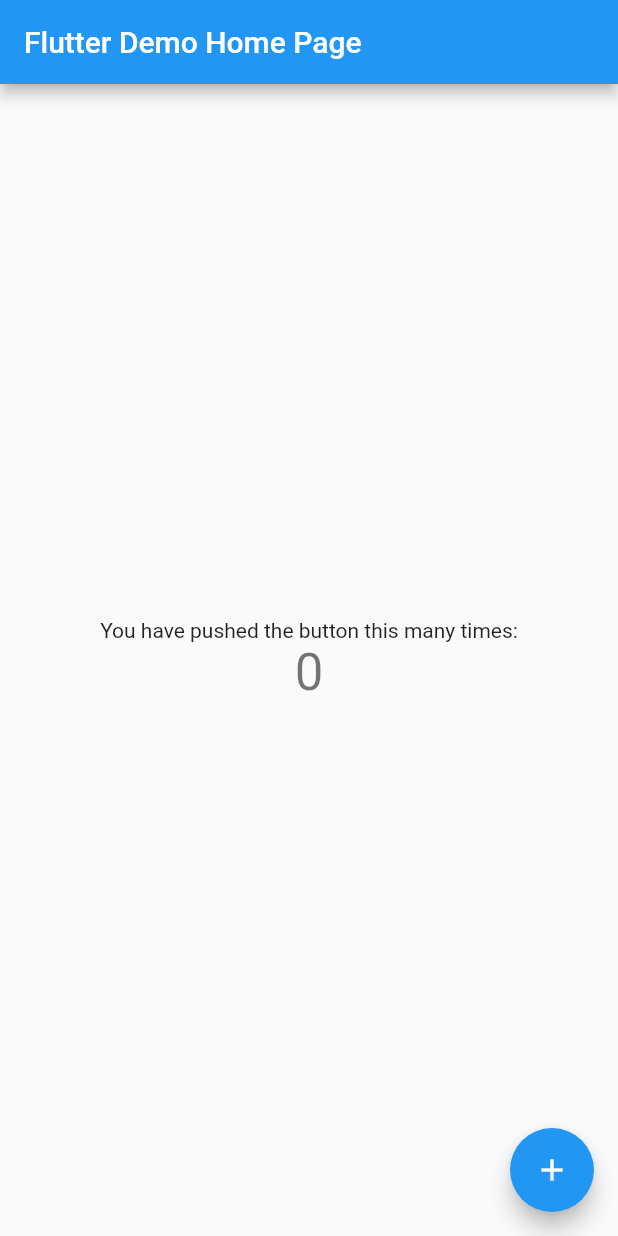
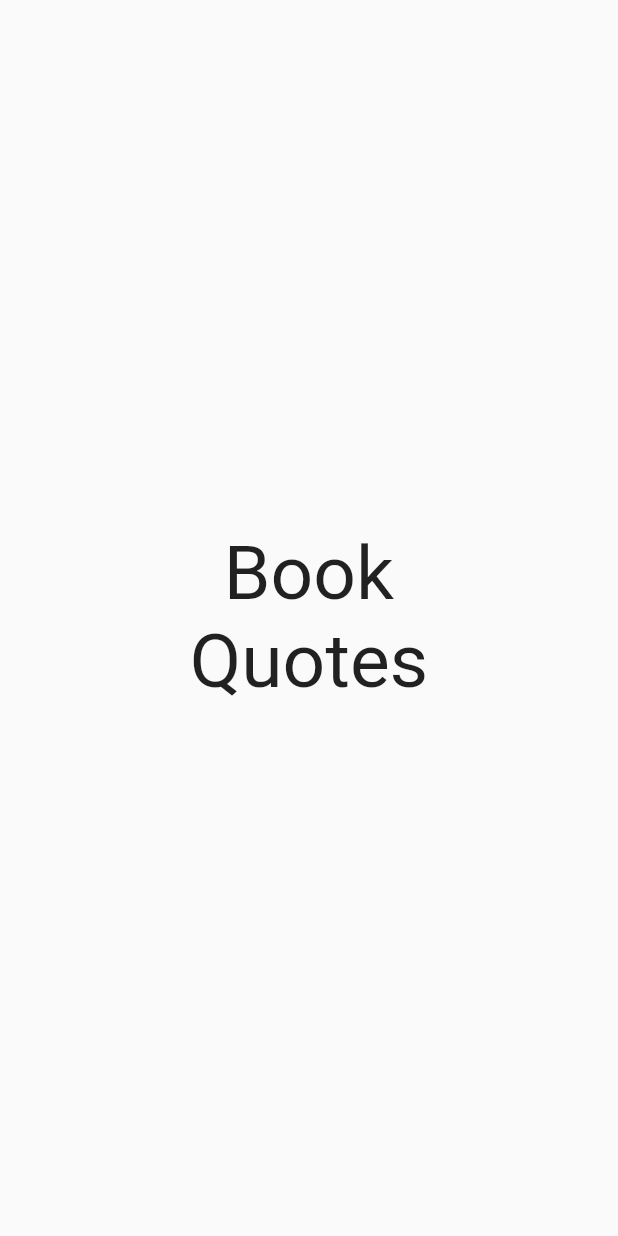
Before and after one commit to iballan/book_quotes, a Flutter app: the first screen one second after launch, on a phone screen of 412 x 824 dp. Run offline on Flutter 3.47's test engine with Material 2 defaults, Android fonts, the phone set to English and light mode, and no system bars.

Commit message:
Added Splash Screen

```diff
--- a/lib/main.dart
+++ b/lib/main.dart
@@ -1,3 +1,4 @@
+import 'package:book_quotes/screens/splash/splash_screen.dart';
 import 'package:flutter/material.dart';
 
 void main() {
@@ -25,93 +26,9 @@ class MyApp extends StatelessWidget {
         // the app on. For desktop platforms, the controls will be smaller and
         // closer together (more dense) than on mobile platforms.
         visualDensity: VisualDensity.adaptivePlatformDensity,
+        floatingActionButtonTheme: FloatingActionButtonThemeData()
       ),
-      home: MyHomePage(title: 'Flutter Demo Home Page'),
+      home: SplashScreen(),
     );
   }
 }
-
-class MyHomePage extends StatefulWidget {
-  MyHomePage({Key key, this.title}) : super(key: key);
-
-  // This widget is the home page of your application. It is stateful, meaning
-  // that it has a State object (defined below) that contains fields that affect
-  // how it looks.
-
-  // This class is the configuration for the state. It holds the values (in this
-  // case the title) provided by the parent (in this case the App widget) and
-  // used by the build method of the State. Fields in a Widget subclass are
-  // always marked "final".
-
-  final String title;
-
-  @override
-  _MyHomePageState createState() => _MyHomePageState();
-}
-
-class _MyHomePageState extends State<MyHomePage> {
-  int _counter = 0;
-
-  void _incrementCounter() {
-    setState(() {
-      // This call to setState tells the Flutter framework that something has
-      // changed in this State, which causes it to rerun the build method below
-      // so that the display can reflect the updated values. If we changed
-      // _counter without calling setState(), then the build method would not be
-      // called again, and so nothing would appear to happen.
-      _counter++;
-    });
-  }
-
-  @override
-  Widget build(BuildContext context) {
-    // This method is rerun every time setState is called, for instance as done
-    // by the _incrementCounter method above.
-    //
-    // The Flutter framework has been optimized to make rerunning build methods
-    // fast, so that you can just rebuild anything that needs updating rather
-    // than having to individually change instances of widgets.
-    return Scaffold(
-      appBar: AppBar(
-        // Here we take the value from the MyHomePage object that was created by
-        // the App.build method, and use it to set our appbar title.
-        title: Text(widget.title),
-      ),
-      body: Center(
-        // Center is a layout widget. It takes a single child and positions it
-        // in the middle of the parent.
-        child: Column(
-          // Column is also a layout widget. It takes a list of children and
-          // arranges them vertically. By default, it sizes itself to fit its
-          // children horizontally, and tries to be as tall as its parent.
-          //
-          // Invoke "debug painting" (press "p" in the console, choose the
-          // "Toggle Debug Paint" action from the Flutter Inspector in Android
-          // Studio, or the "Toggle Debug Paint" command in Visual Studio Code)
-          // to see the wireframe for each widget.
-          //
-          // Column has various properties to control how it sizes itself and
-          // how it positions its children. Here we use mainAxisAlignment to
-          // center the children vertically; the main axis here is the vertical
-          // axis because Columns are vertical (the cross axis would be
-          // horizontal).
-          mainAxisAlignment: MainAxisAlignment.center,
-          children: <Widget>[
-            Text(
-              'You have pushed the button this many times:',
-            ),
-            Text(
-              '$_counter',
-              style: Theme.of(context).textTheme.headline4,
-            ),
-          ],
-        ),
-      ),
-      floatingActionButton: FloatingActionButton(
-        onPressed: _incrementCounter,
-        tooltip: 'Increment',
-        child: Icon(Icons.add),
-      ), // This trailing comma makes auto-formatting nicer for build methods.
-    );
-  }
-}
--- /dev/null
+++ b/lib/screens/main/main_screen.dart
@@ -0,0 +1,18 @@
+
+import 'package:flutter/material.dart';
+
+class MainScreen extends StatefulWidget {
+  MainScreen({Key key}) : super(key: key);
+
+  @override
+  _MainScreenState createState() => _MainScreenState();
+}
+
+class _MainScreenState extends State<MainScreen> {
+  @override
+  Widget build(BuildContext context) {
+    return Scaffold(
+      body: Center(child: Text("Main Screen"))
+    );
+  }
+}
--- /dev/null
+++ b/lib/screens/splash/splash_screen.dart
@@ -0,0 +1,30 @@
+import 'package:book_quotes/screens/main/main_screen.dart';
+import 'package:flutter/material.dart';
+
+class SplashScreen extends StatefulWidget {
+  @override
+  State<StatefulWidget> createState() => _SplashScreenState();
+}
+
+class _SplashScreenState extends State<SplashScreen> {
+  @override
+  void initState() {
+    Future.delayed(Duration(seconds: 3)).then((value) {
+      Navigator.push(context, MaterialPageRoute(builder: (context) => MainScreen()));
+    });
+    super.initState();
+  }
+
+  @override
+  Widget build(BuildContext context) {
+    return Scaffold(
+      body: Center(
+        child: Text(
+          "Book\nQuotes",
+          textAlign: TextAlign.center,
+          style: TextStyle(fontSize: 50),
+        ),
+      ),
+    );
+  }
+}
```
